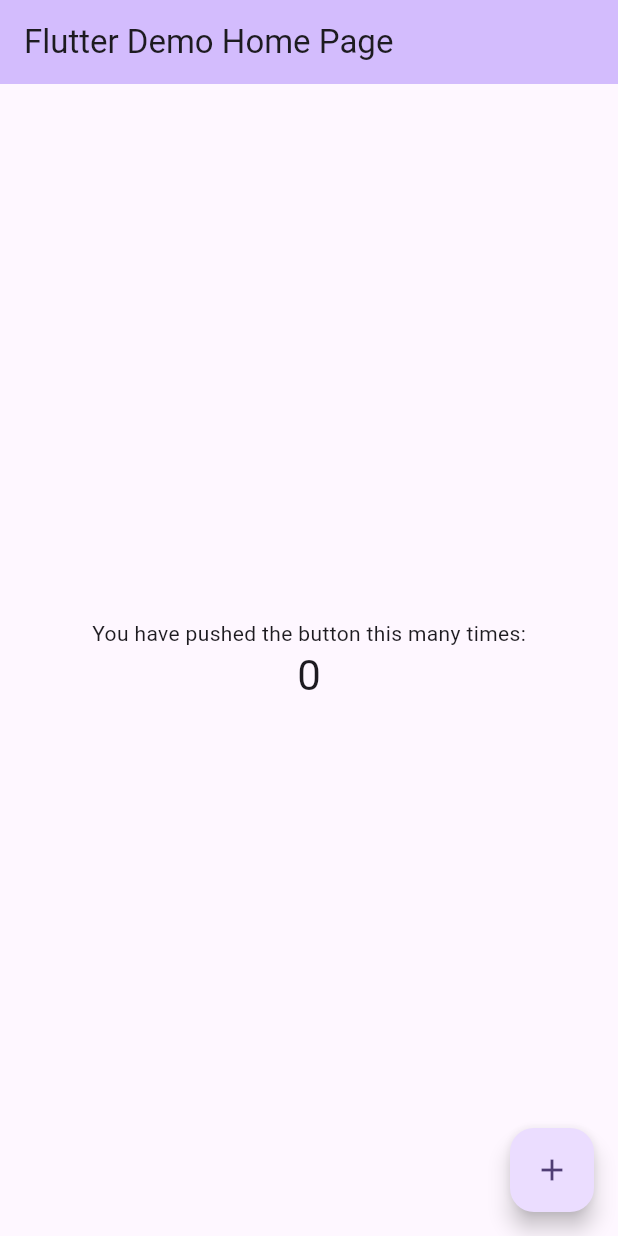
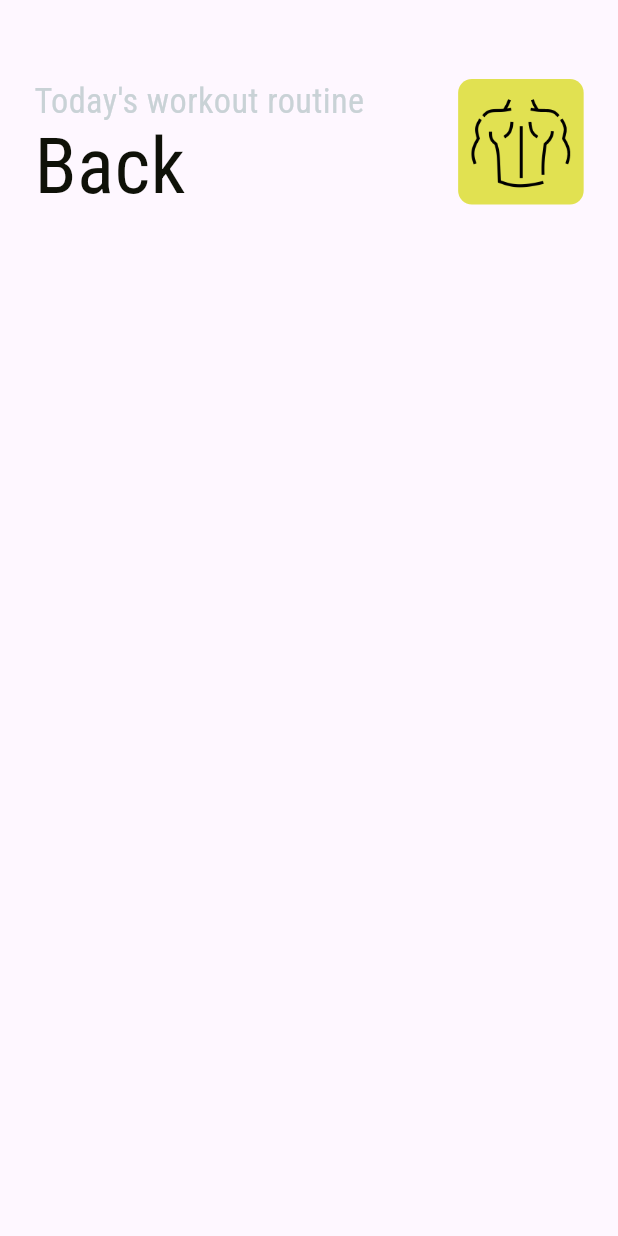
Before and after one commit to gaurav1-9/gym-bro-app, a Flutter app: the screen it shows after launch, on a phone screen of 412 x 824 dp. Run offline on Flutter 3.47's test engine with Material 3 defaults, Android fonts, the phone set to English and light mode, and no system bars; our stand-ins replace flutter_screenutil, google_fonts.

Commit message:
added workout heading and app properties

```diff
--- a/gym_bro_app/lib/main.dart
+++ b/gym_bro_app/lib/main.dart
@@ -1,4 +1,8 @@
 import 'package:flutter/material.dart';
+import 'package:flutter_screenutil/flutter_screenutil.dart';
+import 'package:google_fonts/google_fonts.dart';
+
+import 'screens/homepage.dart';
 
 void main() {
   runApp(const MyApp());
@@ -7,119 +11,19 @@
 class MyApp extends StatelessWidget {
   const MyApp({super.key});
 
-  // This widget is the root of your application.
   @override
   Widget build(BuildContext context) {
-    return MaterialApp(
-      title: 'Flutter Demo',
-      theme: ThemeData(
-        // This is the theme of your application.
-        //
-        // TRY THIS: Try running your application with "flutter run". You'll see
-        // the application has a purple toolbar. Then, without quitting the app,
-        // try changing the seedColor in the colorScheme below to Colors.green
-        // and then invoke "hot reload" (save your changes or press the "hot
-        // reload" button in a Flutter-supported IDE, or press "r" if you used
-        // the command line to start the app).
-        //
-        // Notice that the counter didn't reset back to zero; the application
-        // state is not lost during the reload. To reset the state, use hot
-        // restart instead.
-        //
-        // This works for code too, not just values: Most code changes can be
-        // tested with just a hot reload.
-        colorScheme: ColorScheme.fromSeed(seedColor: Colors.deepPurple),
-        useMaterial3: true,
-      ),
-      home: const MyHomePage(title: 'Flutter Demo Home Page'),
+    return ScreenUtilInit(
+      designSize: const Size(360, 640),
+      builder: (context, child) {
+        return MaterialApp(
+          debugShowCheckedModeBanner: false,
+          theme: ThemeData(
+            textTheme: GoogleFonts.robotoCondensedTextTheme(),
+          ),
+          home: const Homepage(),
+        );
+      },
     );
   }
 }
-
-class MyHomePage extends StatefulWidget {
-  const MyHomePage({super.key, required this.title});
-
-  // This widget is the home page of your application. It is stateful, meaning
-  // that it has a State object (defined below) that contains fields that affect
-  // how it looks.
-
-  // This class is the configuration for the state. It holds the values (in this
-  // case the title) provided by the parent (in this case the App widget) and
-  // used by the build method of the State. Fields in a Widget subclass are
-  // always marked "final".
-
-  final String title;
-
-  @override
-  State<MyHomePage> createState() => _MyHomePageState();
-}
-
-class _MyHomePageState extends State<MyHomePage> {
-  int _counter = 0;
-
-  void _incrementCounter() {
-    setState(() {
-      // This call to setState tells the Flutter framework that something has
-      // changed in this State, which causes it to rerun the build method below
-      // so that the display can reflect the updated values. If we changed
-      // _counter without calling setState(), then the build method would not be
-      // called again, and so nothing would appear to happen.
-      _counter++;
-    });
-  }
-
-  @override
-  Widget build(BuildContext context) {
-    // This method is rerun every time setState is called, for instance as done
-    // by the _incrementCounter method above.
-    //
-    // The Flutter framework has been optimized to make rerunning build methods
-    // fast, so that you can just rebuild anything that needs updating rather
-    // than having to individually change instances of widgets.
-    return Scaffold(
-      appBar: AppBar(
-        // TRY THIS: Try changing the color here to a specific color (to
-        // Colors.amber, perhaps?) and trigger a hot reload to see the AppBar
-        // change color while the other colors stay the same.
-        backgroundColor: Theme.of(context).colorScheme.inversePrimary,
-        // Here we take the value from the MyHomePage object that was created by
-        // the App.build method, and use it to set our appbar title.
-        title: Text(widget.title),
-      ),
-      body: Center(
-        // Center is a layout widget. It takes a single child and positions it
-        // in the middle of the parent.
-        child: Column(
-          // Column is also a layout widget. It takes a list of children and
-          // arranges them vertically. By default, it sizes itself to fit its
-          // children horizontally, and tries to be as tall as its parent.
-          //
-          // Column has various properties to control how it sizes itself and
-          // how it positions its children. Here we use mainAxisAlignment to
-          // center the children vertically; the main axis here is the vertical
-          // axis because Columns are vertical (the cross axis would be
-          // horizontal).
-          //
-          // TRY THIS: Invoke "debug painting" (choose the "Toggle Debug Paint"
-          // action in the IDE, or press "p" in the console), to see the
-          // wireframe for each widget.
-          mainAxisAlignment: MainAxisAlignment.center,
-          children: <Widget>[
-            const Text(
-              'You have pushed the button this many times:',
-            ),
-            Text(
-              '$_counter',
-              style: Theme.of(context).textTheme.headlineMedium,
-            ),
-          ],
-        ),
-      ),
-      floatingActionButton: FloatingActionButton(
-        onPressed: _incrementCounter,
-        tooltip: 'Increment',
-        child: const Icon(Icons.add),
-      ), // This trailing comma makes auto-formatting nicer for build methods.
-    );
-  }
-}
--- /dev/null
+++ b/gym_bro_app/lib/properties/app_colors.dart
@@ -0,0 +1,8 @@
+import 'package:flutter/material.dart';
+
+class AppColor {
+  static const whiteSmoke = Color(0xFFf4f4f4);
+  static const silver = Color(0xFFc9d2d6);
+  static const smokyBlack = Color(0xFF0f1108);
+  static const pear = Color(0xFFe1e151);
+}
--- /dev/null
+++ b/gym_bro_app/lib/screens/homepage.dart
@@ -0,0 +1,44 @@
+import 'package:flutter/material.dart';
+import 'package:flutter_screenutil/flutter_screenutil.dart';
+
+import '../widget/homescreen_appbar.dart';
+
+class Homepage extends StatefulWidget {
+  const Homepage({super.key});
+
+  @override
+  State<Homepage> createState() => _HomepageState();
+}
+
+class _HomepageState extends State<Homepage> {
+  late DateTime day;
+  List<String> workoutType = [
+    'Shoulder',
+    'Chest',
+    'Back',
+    'Arms',
+    'Legs',
+    'Cardio',
+  ];
+  @override
+  void initState() {
+    super.initState();
+    day = DateTime.now();
+  }
+
+  @override
+  Widget build(BuildContext context) {
+    return Scaffold(
+      body: Padding(
+        padding: EdgeInsets.only(top: 40.h, left: 20.w, right: 20.w),
+        child: Column(
+          children: [
+            WorkoutHeading(
+              workoutType: workoutType[day.weekday - 1],
+            ),
+          ],
+        ),
+      ),
+    );
+  }
+}
--- /dev/null
+++ b/gym_bro_app/lib/widget/homescreen_appbar.dart
@@ -0,0 +1,59 @@
+import 'package:flutter/material.dart';
+import 'package:flutter_screenutil/flutter_screenutil.dart';
+
+import '../properties/app_colors.dart';
+
+class WorkoutHeading extends StatelessWidget {
+  final String workoutType;
+  const WorkoutHeading({
+    super.key,
+    required this.workoutType,
+  });
+
+  @override
+  Widget build(BuildContext context) {
+    return Row(
+      mainAxisAlignment: MainAxisAlignment.spaceBetween,
+      crossAxisAlignment: CrossAxisAlignment.center,
+      children: [
+        Column(
+          crossAxisAlignment: CrossAxisAlignment.start,
+          children: [
+            Text(
+              "Today's workout routine",
+              style: TextStyle(
+                color: AppColor.silver,
+                fontSize: 20.sp,
+              ),
+            ),
+            Text(
+              workoutType,
+              style: TextStyle(
+                color: AppColor.smokyBlack,
+                fontSize: 45.sp,
+                height: .8.h,
+              ),
+            ),
+          ],
+        ),
+        Container(
+          decoration: BoxDecoration(
+            borderRadius: BorderRadius.all(
+              Radius.circular(8.r),
+            ),
+            color: AppColor.pear,
+          ),
+          height: 65.h,
+          width: 65.h,
+          child: Padding(
+            padding: const EdgeInsets.all(8),
+            child: Image.asset(
+              'assets/img/$workoutType.png',
+              alignment: Alignment.center,
+            ),
+          ),
+        )
+      ],
+    );
+  }
+}
```
Also changed, not shown: gym_bro_app/assets/img/Arms.png (renamed from gym_bro_app/assets/img/Arm.png), gym_bro_app/assets/img/Shoulder.png (renamed from gym_bro_app/assets/img/Shoulders.png).
